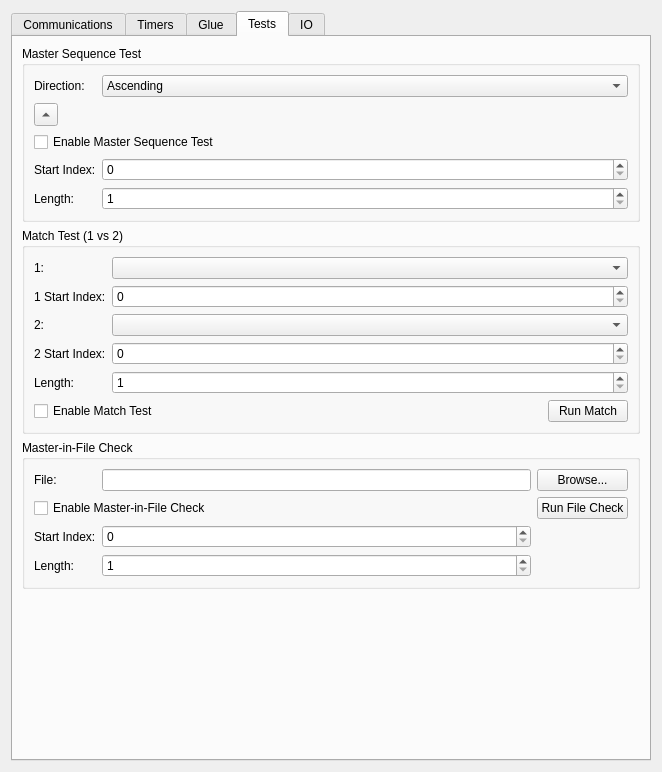
orkiman/MachineController, file src/gui/SettingsWindow.ui: the form before one commit.
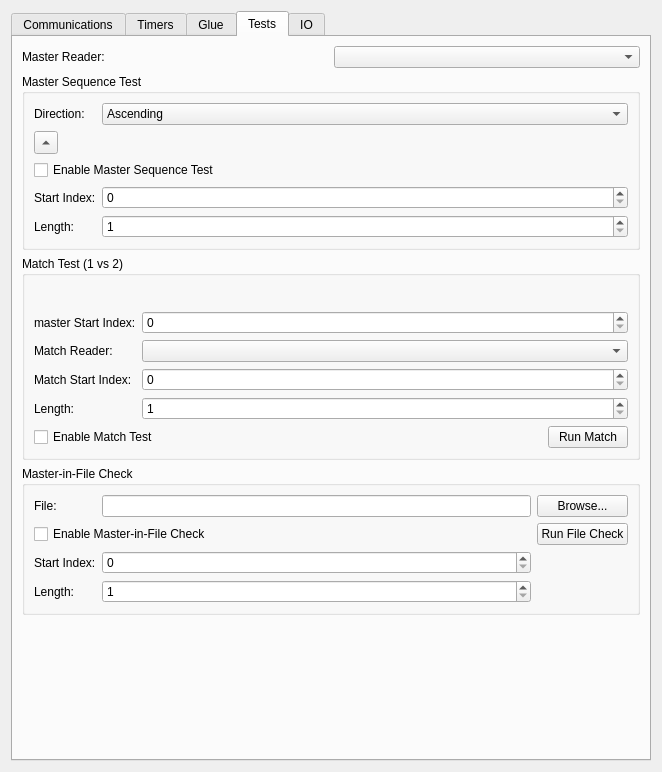
The form after the commit. The open tabs and pages were chosen to show the change.

Commit message: master reader communication at top of tests tab

Diff of the .ui file:
```diff
--- a/src/gui/SettingsWindow.ui
+++ b/src/gui/SettingsWindow.ui
@@ -870,6 +870,20 @@
        <string>Tests</string>
       </attribute>
       <layout class="QVBoxLayout" name="testsVerticalLayout">
+       <item>
+        <layout class="QHBoxLayout" name="testsMasterReaderLayout">
+         <item>
+          <widget class="QLabel" name="testsMasterReaderLabel">
+           <property name="text">
+            <string>Master Reader:</string>
+           </property>
+          </widget>
+         </item>
+         <item>
+          <widget class="QComboBox" name="testsMasterReaderComboBox"/>
+         </item>
+        </layout>
+       </item>
        <item>
         <widget class="QGroupBox" name="testsMasterSequenceGroupBox">
          <property name="title">
@@ -975,19 +989,35 @@
          </property>
          <layout class="QFormLayout" name="testsMatchFormLayout">
           <item row="0" column="0">
-           <widget class="QLabel" name="testsMasterReaderLabel">
-            <property name="text">
-             <string>1:</string>
+           <spacer name="testsMatchTopSpacer1">
+            <property name="orientation">
+             <enum>Qt::Horizontal</enum>
             </property>
-           </widget>
+            <property name="sizeHint" stdset="0">
+             <size>
+              <width>20</width>
+              <height>20</height>
+             </size>
+            </property>
+           </spacer>
           </item>
           <item row="0" column="1">
-           <widget class="QComboBox" name="testsMasterReaderComboBox"/>
+           <spacer name="testsMatchTopSpacer2">
+            <property name="orientation">
+             <enum>Qt::Horizontal</enum>
+            </property>
+            <property name="sizeHint" stdset="0">
+             <size>
+              <width>40</width>
+              <height>20</height>
+             </size>
+            </property>
+           </spacer>
           </item>
           <item row="1" column="0">
            <widget class="QLabel" name="testsReader1StartIndexLabel">
             <property name="text">
-             <string>1 Start Index:</string>
+             <string>master Start Index:</string>
             </property>
            </widget>
           </item>
@@ -1004,7 +1034,7 @@
           <item row="2" column="0">
            <widget class="QLabel" name="testsReader2Label">
             <property name="text">
-             <string>2:</string>
+             <string>Match Reader:</string>
             </property>
            </widget>
           </item>
@@ -1014,7 +1044,7 @@
           <item row="3" column="0">
            <widget class="QLabel" name="testsReader2StartIndexLabel">
             <property name="text">
-             <string>2 Start Index:</string>
+             <string>Match Start Index:</string>
             </property>
            </widget>
           </item>
```
Left out of the diff: 1 changed line with no effect on the pictures.
